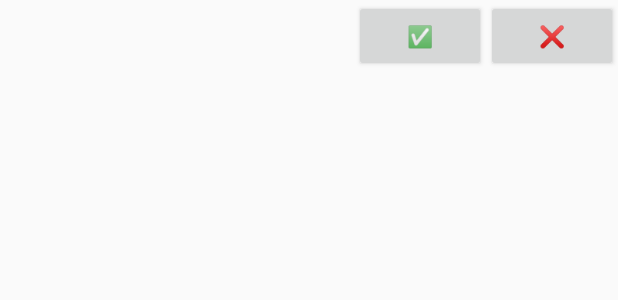
After one commit to BoBenc/TaskMaster, an Android app built with Jetpack Compose: the layout list_item.xml on its own in the app's theme, with its tools: preview values and no code run, on a phone screen of 412 x 824 dp. The commit adds this screen. Shown: the top 300 px of the screen. Run offline under Robolectric (Android 15) with nearby library versions, the phone set to English and light mode, and no system bars.

Commit message:
Kész/Törlés gombok hozzáadása

```diff
--- a/app/build.gradle.kts
+++ b/app/build.gradle.kts
@@ -49,6 +49,7 @@ dependencies {
     implementation(libs.androidx.ui.graphics)
     implementation(libs.androidx.ui.tooling.preview)
     implementation(libs.androidx.material3)
+    implementation(libs.androidx.constraintlayout)
     testImplementation(libs.junit)
     androidTestImplementation(libs.androidx.junit)
     androidTestImplementation(libs.androidx.espresso.core)
--- /dev/null
+++ b/app/src/main/res/layout/list_item.xml
@@ -0,0 +1,39 @@
+<?xml version="1.0" encoding="utf-8"?>
+<androidx.constraintlayout.widget.ConstraintLayout xmlns:android="http://schemas.android.com/apk/res/android"
+    xmlns:app="http://schemas.android.com/apk/res-auto"
+    xmlns:tools="http://schemas.android.com/tools"
+    android:id="@+id/linearLayout"
+    android:layout_width="match_parent"
+    android:layout_height="wrap_content">
+
+    <TextView
+        android:id="@+id/itemTextView"
+        android:layout_width="wrap_content"
+        android:layout_height="0dp"
+        android:textSize="18sp"
+        app:layout_constraintBottom_toBottomOf="parent"
+        app:layout_constraintEnd_toStartOf="@+id/doneButton"
+        app:layout_constraintStart_toStartOf="parent"
+        app:layout_constraintTop_toTopOf="parent"/>
+
+    <Button
+        android:id="@+id/doneButton"
+        android:layout_width="0dp"
+        android:layout_height="wrap_content"
+        android:text="@string/doneButton"
+        app:layout_constraintBottom_toBottomOf="parent"
+        app:layout_constraintEnd_toStartOf="@+id/delButton"
+        app:layout_constraintTop_toTopOf="parent"
+        app:layout_constraintTop_toBottomOf="parent"
+        app:layout_goneMarginEnd="8dp"/>
+
+    <Button
+        android:id="@+id/delButton"
+        android:layout_width="0dp"
+        android:layout_height="wrap_content"
+        android:text="@string/delButton"
+        app:layout_constraintEnd_toEndOf="parent"
+        app:layout_constraintTop_toTopOf="parent"
+        app:layout_constraintBottom_toBottomOf="parent"/>
+
+</androidx.constraintlayout.widget.ConstraintLayout>
--- a/app/src/main/res/values/strings.xml
+++ b/app/src/main/res/values/strings.xml
@@ -3,4 +3,6 @@
     <string name="welcome_message">Üdvözöljük a TaskMaster alkalmazásban!</string>
     <string name="add_task">Feladat hozzáadása</string>
     <string name="task_hint">Írja be a feladatot...</string>
+    <string name="doneButton">✅</string>
+    <string name="delButton">❌</string>
 </resources>
--- a/gradle/libs.versions.toml
+++ b/gradle/libs.versions.toml
@@ -8,6 +8,7 @@ espressoCore = "3.5.1"
 lifecycleRuntimeKtx = "2.6.1"
 activityCompose = "1.8.0"
 composeBom = "2024.09.00"
+constraintlayout = "2.2.1"
 
 [libraries]
 androidx-core-ktx = { group = "androidx.core", name = "core-ktx", version.ref = "coreKtx" }
@@ -24,6 +25,7 @@ androidx-ui-tooling-preview = { group = "androidx.compose.ui", name = "ui-toolin
 androidx-ui-test-manifest = { group = "androidx.compose.ui", name = "ui-test-manifest" }
 androidx-ui-test-junit4 = { group = "androidx.compose.ui", name = "ui-test-junit4" }
 androidx-material3 = { group = "androidx.compose.material3", name = "material3" }
+androidx-constraintlayout = { group = "androidx.constraintlayout", name = "constraintlayout", version.ref = "constraintlayout" }
 
 [plugins]
 android-application = { id = "com.android.application", version.ref = "agp" }
```
Also changed, not shown: app/src/main/java/com/example/taskmaster/MainActivity.kt (+24 -1 lines).
